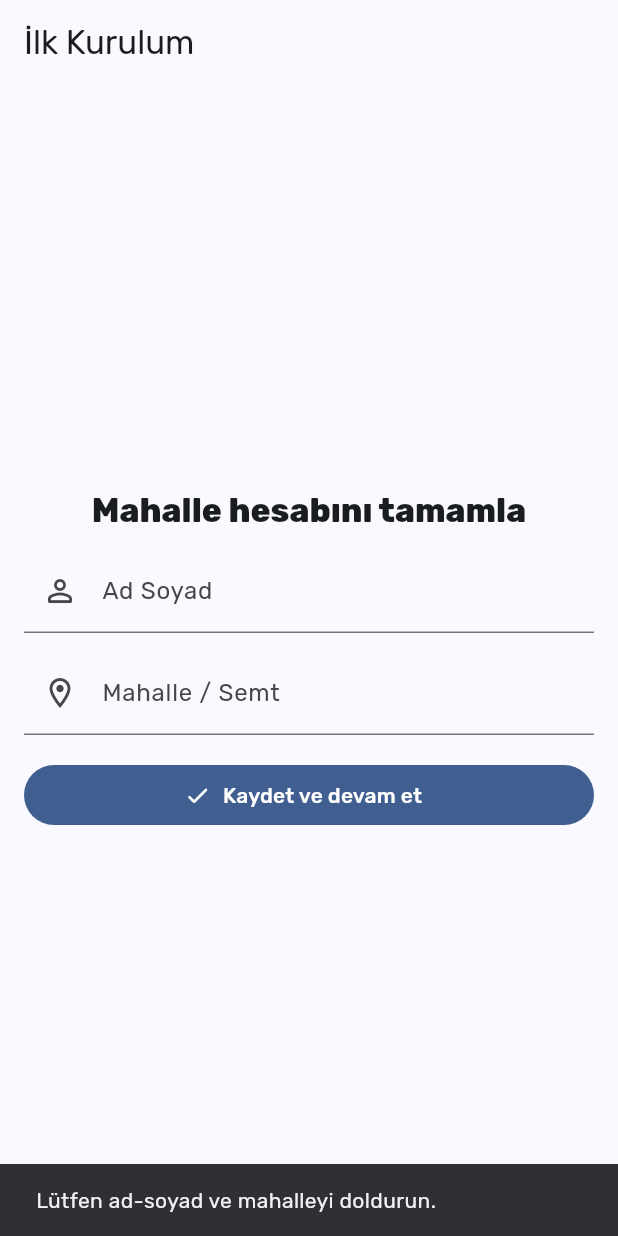
After one commit to islamkirenli/mahalle_app, a Flutter app: the screen it shows once a user with an empty profile is signed in, after a tap on "Kaydet ve devam et", on a phone screen of 412 x 824 dp. The commit adds this screen. Run offline on Flutter 3.47's test engine with Material 3 defaults, Android fonts, the light colour scheme and no system bars; our stand-ins replace flutter_riverpod, go_router, google_fonts, supabase_flutter; accounts and stored records are empty; network calls fail.

Commit message:
Register and profil setup pages added.

```diff
--- /dev/null
+++ b/lib/features/auth/profile_setup_page.dart
@@ -0,0 +1,105 @@
+import 'package:flutter/material.dart';
+import 'package:go_router/go_router.dart';
+import 'package:supabase_flutter/supabase_flutter.dart';
+
+class ProfileSetupPage extends StatefulWidget {
+  const ProfileSetupPage({super.key});
+
+  @override
+  State<ProfileSetupPage> createState() => _ProfileSetupPageState();
+}
+
+class _ProfileSetupPageState extends State<ProfileSetupPage> {
+  final _name = TextEditingController();
+  final _district = TextEditingController();
+  bool _saving = false;
+
+  @override
+  void dispose() {
+    _name.dispose();
+    _district.dispose();
+    super.dispose();
+  }
+
+  Future<void> _save() async {
+    if (_saving) return;
+    final name = _name.text.trim();
+    final district = _district.text.trim();
+    if (name.isEmpty || district.isEmpty) {
+      ScaffoldMessenger.of(context).showSnackBar(
+        const SnackBar(content: Text('Lütfen ad-soyad ve mahalleyi doldurun.')),
+      );
+      return;
+    }
+    setState(() => _saving = true);
+    try {
+      final uid = Supabase.instance.client.auth.currentUser!.id;
+      await Supabase.instance.client.from('profiles').upsert({
+        'id': uid,
+        'display_name': name,
+        'district': district,
+      });
+      if (!mounted) return;
+      context.go('/');
+    } catch (e) {
+      if (mounted) {
+        ScaffoldMessenger.of(context).showSnackBar(
+          const SnackBar(content: Text('Kaydedilirken bir hata oluştu.')),
+        );
+      }
+    } finally {
+      if (mounted) setState(() => _saving = false);
+    }
+  }
+
+  @override
+  Widget build(BuildContext context) {
+    final theme = Theme.of(context);
+    return Scaffold(
+      appBar: AppBar(title: const Text('İlk Kurulum')),
+      body: Center(
+        child: ConstrainedBox(
+          constraints: const BoxConstraints(maxWidth: 480),
+          child: Padding(
+            padding: const EdgeInsets.all(16),
+            child: Column(
+              mainAxisSize: MainAxisSize.min,
+              children: [
+                Text('Mahalle hesabını tamamla',
+                    style: theme.textTheme.titleLarge
+                        ?.copyWith(fontWeight: FontWeight.w800)),
+                const SizedBox(height: 12),
+                TextField(
+                  controller: _name,
+                  textInputAction: TextInputAction.next,
+                  decoration: const InputDecoration(
+                    labelText: 'Ad Soyad',
+                    prefixIcon: Icon(Icons.person_outline_rounded),
+                  ),
+                ),
+                const SizedBox(height: 12),
+                TextField(
+                  controller: _district,
+                  decoration: const InputDecoration(
+                    labelText: 'Mahalle / Semt',
+                    prefixIcon: Icon(Icons.location_on_outlined),
+                    hintText: 'Örn: Kadıköy / Osmanağa',
+                  ),
+                ),
+                const SizedBox(height: 16),
+                SizedBox(
+                  width: double.infinity,
+                  child: FilledButton.icon(
+                    onPressed: _saving ? null : _save,
+                    icon: const Icon(Icons.check_rounded),
+                    label: const Text('Kaydet ve devam et'),
+                  ),
+                ),
+              ],
+            ),
+          ),
+        ),
+      ),
+    );
+  }
+}
--- /dev/null
+++ b/lib/features/auth/register_page.dart
@@ -0,0 +1,126 @@
+import 'package:flutter/material.dart';
+import 'package:go_router/go_router.dart';
+import 'package:supabase_flutter/supabase_flutter.dart';
+import 'auth_repo.dart';
+
+class RegisterPage extends StatefulWidget {
+  const RegisterPage({super.key});
+
+  @override
+  State<RegisterPage> createState() => _RegisterPageState();
+}
+
+class _RegisterPageState extends State<RegisterPage> {
+  final _email = TextEditingController();
+  final _pass = TextEditingController();
+  final _pass2 = TextEditingController();
+  bool _loading = false;
+
+  @override
+  void dispose() {
+    _email.dispose();
+    _pass.dispose();
+    _pass2.dispose();
+    super.dispose();
+  }
+
+  Future<void> _submit() async {
+    if (_loading) return;
+    if (_pass.text != _pass2.text) {
+      ScaffoldMessenger.of(context).showSnackBar(
+        const SnackBar(content: Text('Şifreler eşleşmiyor.')),
+      );
+      return;
+    }
+    setState(() => _loading = true);
+    try {
+      await authRepo.signUpWithEmail(_email.text.trim(), _pass.text);
+
+      // Eğer e-posta doğrulaması KAPALIYSA Supabase hemen oturum açmış olur.
+      // Bu durumda direkt zorunlu kurulum sayfasına git.
+      final session = Supabase.instance.client.auth.currentSession;
+
+      if (!mounted) return;
+      if (session != null) {
+        context.go('/setup');
+      } else {
+        // Doğrulama AÇIKSA kullanıcı maildeki linke tıklayınca login olur;
+        // login/guard akışı onu yine /setup’a götürecek.
+        ScaffoldMessenger.of(context).showSnackBar(
+          const SnackBar(
+              content: Text(
+                  'Doğrulama e-postası gönderildi. Lütfen e-postanı kontrol et.')),
+        );
+        context.go('/login');
+      }
+    } on AuthException catch (e) {
+      if (mounted) {
+        ScaffoldMessenger.of(context)
+            .showSnackBar(SnackBar(content: Text(e.message)));
+      }
+    } finally {
+      if (mounted) setState(() => _loading = false);
+    }
+  }
+
+  @override
+  Widget build(BuildContext context) {
+    return Scaffold(
+      appBar: AppBar(title: const Text('Kayıt ol')),
+      body: Center(
+        child: ConstrainedBox(
+          constraints: const BoxConstraints(maxWidth: 420),
+          child: Padding(
+            padding: const EdgeInsets.all(16),
+            child: Column(
+              mainAxisSize: MainAxisSize.min,
+              children: [
+                TextField(
+                  controller: _email,
+                  keyboardType: TextInputType.emailAddress,
+                  autofillHints: const [AutofillHints.email],
+                  decoration: const InputDecoration(
+                    labelText: 'E-posta',
+                    prefixIcon: Icon(Icons.alternate_email),
+                  ),
+                ),
+                const SizedBox(height: 12),
+                TextField(
+                  controller: _pass,
+                  obscureText: true,
+                  autofillHints: const [AutofillHints.newPassword],
+                  decoration: const InputDecoration(
+                    labelText: 'Şifre',
+                    prefixIcon: Icon(Icons.lock_outline),
+                  ),
+                ),
+                const SizedBox(height: 12),
+                TextField(
+                  controller: _pass2,
+                  obscureText: true,
+                  autofillHints: const [AutofillHints.newPassword],
+                  decoration: const InputDecoration(
+                    labelText: 'Şifre (tekrar)',
+                    prefixIcon: Icon(Icons.lock_reset_outlined),
+                  ),
+                ),
+                const SizedBox(height: 16),
+                SizedBox(
+                  width: double.infinity,
+                  child: FilledButton(
+                    onPressed: _loading ? null : _submit,
+                    child: const Text('Kayıt ol'),
+                  ),
+                ),
+                TextButton(
+                  onPressed: _loading ? null : () => context.go('/login'),
+                  child: const Text('Hesabın var mı? Giriş yap'),
+                ),
+              ],
+            ),
+          ),
+        ),
+      ),
+    );
+  }
+}
--- a/lib/main.dart
+++ b/lib/main.dart
@@ -12,6 +12,8 @@ import 'package:supabase_flutter/supabase_flutter.dart';
 import 'services/supabase_keys.dart';
 import 'features/auth/login_page.dart';
 import 'features/auth/auth_notifier.dart';
+import 'package:mahalle_app/features/auth/register_page.dart';
+import 'package:mahalle_app/features/auth/profile_setup_page.dart';
 
 void main() async {
   WidgetsFlutterBinding.ensureInitialized();
@@ -35,14 +37,19 @@ final _router = GoRouter(
   redirect: (context, state) {
     final session = Supabase.instance.client.auth.currentSession;
     final loggedIn = session != null;
-    final goingToLogin = state.matchedLocation == '/login';
-    if (!loggedIn && !goingToLogin) return '/login';
-    if (loggedIn && goingToLogin) return '/';
+
+    final loc = state.matchedLocation;
+    final goingToLoginOrRegister = (loc == '/login' || loc == '/register');
+
+    if (!loggedIn && !goingToLoginOrRegister) return '/login';
+    if (loggedIn && goingToLoginOrRegister) return '/';
     return null;
   },
   routes: [
     GoRoute(path: '/', builder: (_, __) => const RootScaffold()),
     GoRoute(path: '/login', builder: (_, __) => const LoginPage()),
+    GoRoute(path: '/register', builder: (_, __) => const RegisterPage()),
+    GoRoute(path: '/setup', builder: (_, __) => const ProfileSetupPage()),
     GoRoute(path: '/new', builder: (_, __) => const NewPostPage()),
     GoRoute(path: '/profile', builder: (_, __) => const ProfilePage()),
   ],
@@ -90,6 +97,35 @@ class _RootScaffoldState extends State<RootScaffold> {
     if (barIndex == 2) return -1; // Yeni Post
     if (barIndex == 3) return 2; // Market
     return 3; // 4 => Profile
+  }
+
+  @override
+  void initState() {
+    super.initState();
+    _guardProfileCompleteness();
+  }
+
+  Future<void> _guardProfileCompleteness() async {
+    final session = Supabase.instance.client.auth.currentSession;
+    if (session == null) return; // login değilse dokunma
+
+    final uid = session.user.id;
+    final res = await Supabase.instance.client
+        .from('profiles')
+        .select('display_name, district')
+        .eq('id', uid)
+        .maybeSingle();
+
+    final complete = (res != null) &&
+        (res['display_name'] != null &&
+            (res['display_name'] as String).trim().isNotEmpty) &&
+        (res['district'] != null &&
+            (res['district'] as String).trim().isNotEmpty);
+
+    if (!mounted) return;
+    if (!complete) {
+      context.go('/setup');
+    }
   }
 
   @override
```
Also changed, not shown: lib/features/auth/login_page.dart (+27 -21 lines).
